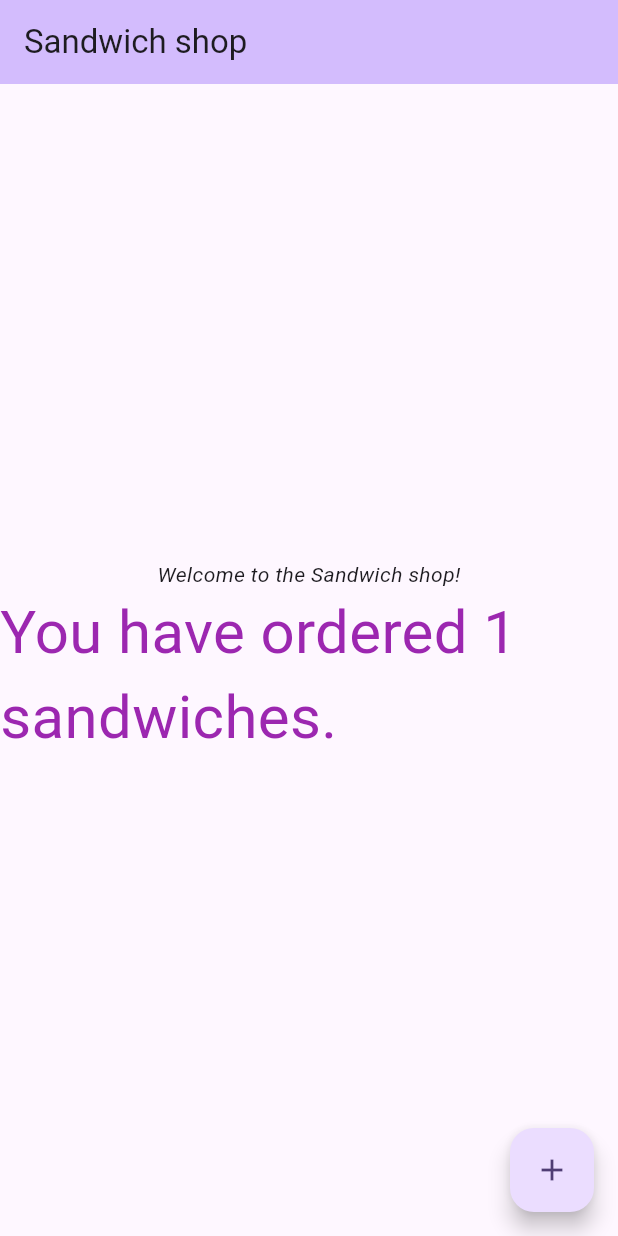
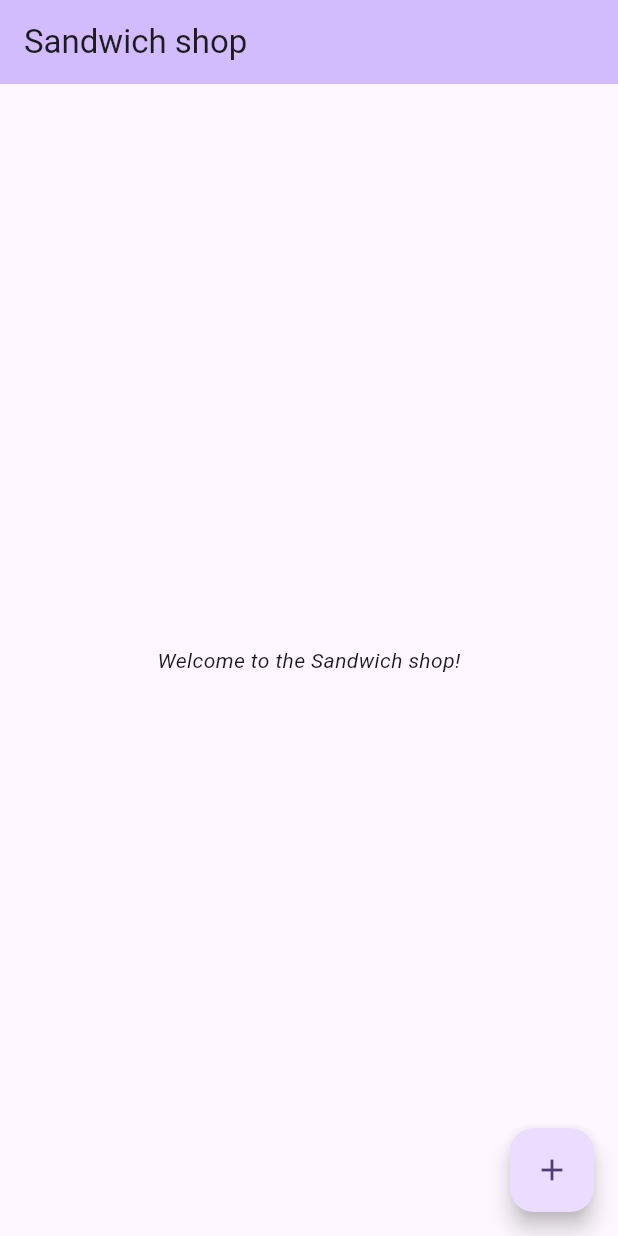
Before and after one commit to HiroNormal/sandwich_shop, a Flutter app: the screen it shows after launch, after a tap on the "add" icon, on a phone screen of 412 x 824 dp. Run offline on Flutter 3.47's test engine with Material 3 defaults, Android fonts, the phone set to English and light mode, and no system bars.

Commit message:
removed counter

```diff
--- a/flutter_application_1/lib/main.dart
+++ b/flutter_application_1/lib/main.dart
@@ -54,7 +54,6 @@ class MyHomePage extends StatefulWidget {
 }
 
 class _MyHomePageState extends State<MyHomePage> {
-  int _counter = 0;
 
   void _incrementCounter() {
     setState(() {
@@ -63,7 +62,6 @@ class _MyHomePageState extends State<MyHomePage> {
       // so that the display can reflect the updated values. If we changed
       // _counter without calling setState(), then the build method would not be
       // called again, and so nothing would appear to happen.
-      _counter++;
     });
   }
 
@@ -105,11 +103,7 @@ class _MyHomePageState extends State<MyHomePage> {
           mainAxisAlignment: MainAxisAlignment.center,
           children: <Widget>[
             const Text('Welcome to the Sandwich shop!',
-            style: TextStyle(fontStyle: FontStyle.italic),),
-            Text(
-              'You have ordered $_counter sandwiches.',
-              style: TextStyle(color: Colors.purple, fontSize: 40)
-            ),
+            style: TextStyle(fontStyle: FontStyle.italic),)
           ],
         )
       ),
```
